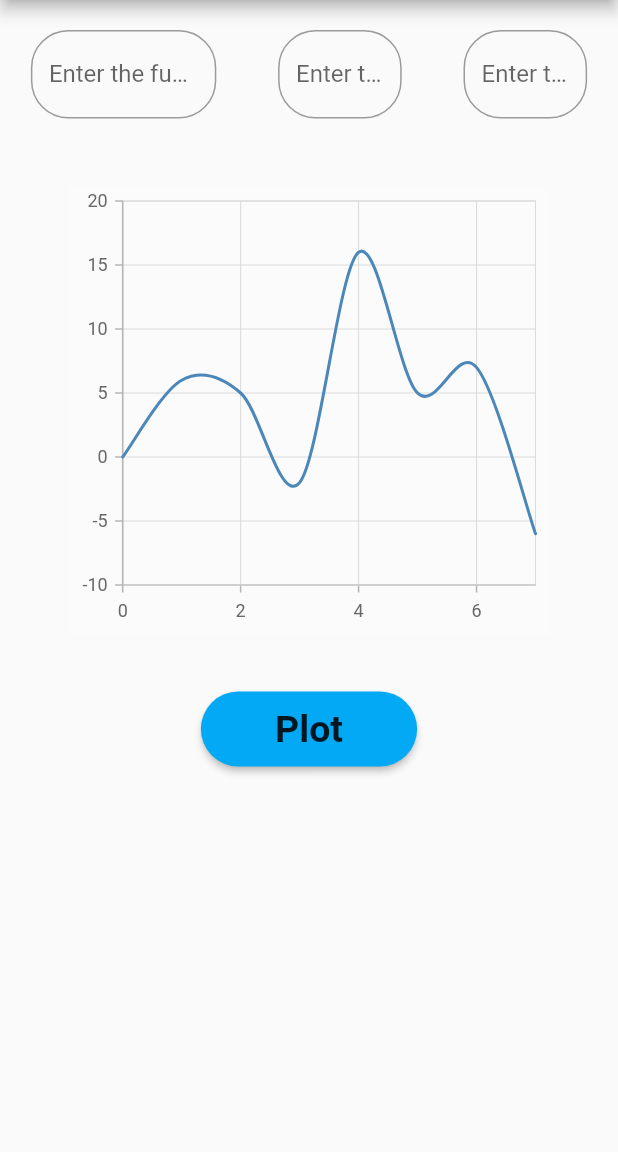
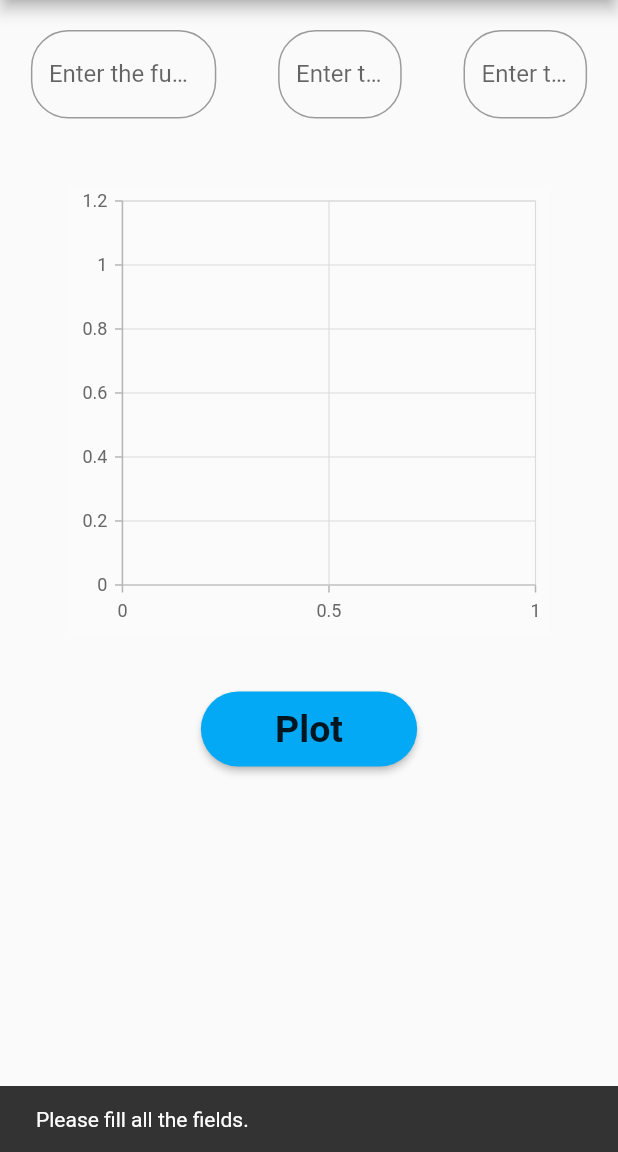
Before and after one commit to Ahmedh12/function-plotter, a Flutter app: the screen it shows after launch, after a tap on "Plot", on a phone screen of 412 x 824 dp, the part 84-1236 px from its top. Run offline on Flutter 3.47's test engine with Material 2 defaults, Android fonts, the phone set to English and light mode, and no system bars; our stand-ins replace syncfusion_flutter_charts.

Commit message:
Add validation to input fields

```diff
--- a/lib/function_plotter_app.dart
+++ b/lib/function_plotter_app.dart
@@ -3,7 +3,7 @@ import 'dart:math';
 
 import 'package:flutter/material.dart';
 import 'package:syncfusion_flutter_charts/charts.dart';
-import 'package:eval_ex/expression.dart';
+//import 'package:eval_ex/expression.dart';
 
 class FunctionPlotterApp extends StatefulWidget {
   const FunctionPlotterApp({Key? key}) : super(key: key);
@@ -28,16 +28,9 @@ class _FunctionPlotterAppState extends State<FunctionPlotterApp> {
   final TextEditingController _functionController = TextEditingController();
   final TextEditingController _xMinController = TextEditingController();
   final TextEditingController _xMaxController = TextEditingController();
-
+  String? errorMessage;
   late List<PointData> chartData = [
     PointData(x: 0, y: 0),
-    PointData(x: 1, y: 6),
-    PointData(x: 2, y: 5),
-    PointData(x: 3, y: -2),
-    PointData(x: 4, y: 16),
-    PointData(x: 5, y: 5),
-    PointData(x: 6, y: 7),
-    PointData(x: 7, y: -6),
   ];
   @override
   Widget build(BuildContext context) {
@@ -115,8 +108,33 @@ class _FunctionPlotterAppState extends State<FunctionPlotterApp> {
       padding: const EdgeInsets.all(12.0),
       child: ElevatedButton(
         onPressed: () {
-          //TODO: validate input
-          plot();
+          setState(() {
+            chartData = [PointData(x: 0, y: 0)];
+          });
+          if (_functionController.text.isEmpty ||
+              _xMinController.text.isEmpty ||
+              _xMaxController.text.isEmpty) {
+            ScaffoldMessenger.of(context).showSnackBar(
+              SnackBar(
+                content: Text('Please fill all the fields.'),
+              ),
+            );
+          } else if (!isValid(_functionController.text)) {
+            ScaffoldMessenger.of(context).showSnackBar(
+              SnackBar(
+                content: Text(errorMessage!),
+              ),
+            );
+          } else if (double.tryParse(_xMinController.text) == null ||
+              double.tryParse(_xMaxController.text) == null) {
+            ScaffoldMessenger.of(context).showSnackBar(
+              SnackBar(
+                content: Text('Please enter valid range numbers.'),
+              ),
+            );
+          } else {
+            plot();
+          }
         },
         child: Text(
           'Plot',
@@ -158,8 +176,9 @@ class _FunctionPlotterAppState extends State<FunctionPlotterApp> {
     double y = 0;
     double xMax = double.parse(_xMaxController.text);
     double xMin = double.parse(_xMinController.text);
-    double step = (xMax - xMin) / 100;
+    double step = (xMax - xMin) / 200;
 
+    x = xMin;
     while (x <= xMax) {
       for (EqComp comp in comps) {
         y += comp.coeff * pow(x, comp.power);
@@ -239,6 +258,18 @@ class _FunctionPlotterAppState extends State<FunctionPlotterApp> {
     });
   }
 
+  bool isValid(String input) {
+    if (input.isEmpty) {
+      return false;
+    }
+    print(input);
+    if (RegExp(r'[a-w_y-zA-Z]').hasMatch(input)) {
+      errorMessage = 'equation should contain the variable x only';
+      return false;
+    }
+    return true;
+  }
+
   // void plot() {
   //   Expression eq = Expression(_functionController.text);
   //   double xMax = double.parse(_xMaxController.text);
```
